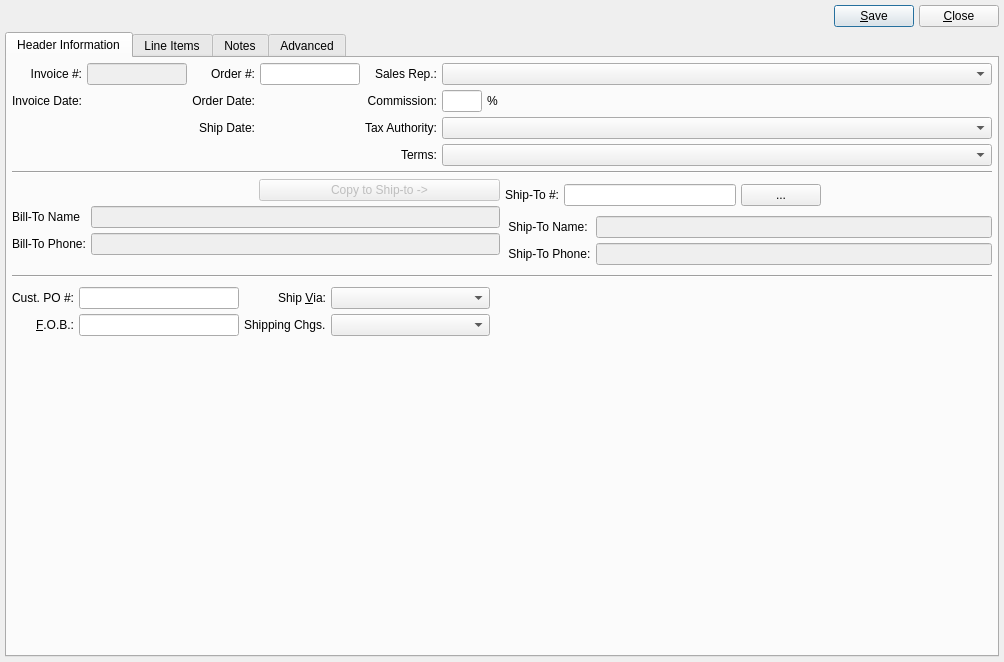
First picture: the form in xtuple/trunk/guiclient/invoice.ui, repository WooodHead/xtuple, before the edit.
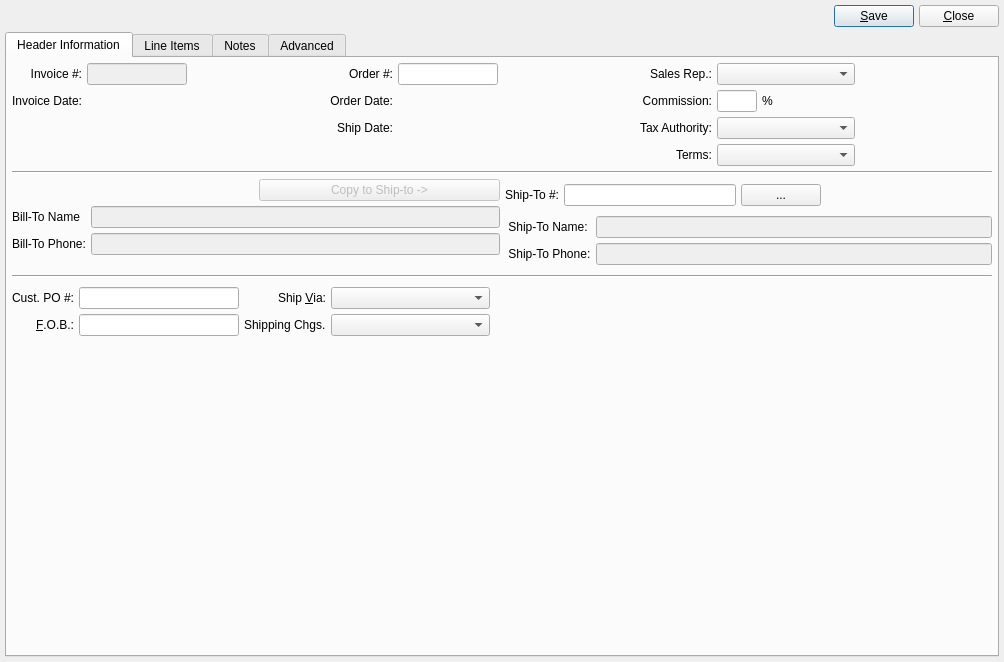
Second picture: the form after the edit. Custom widgets are drawn as their Qt base class.

Commit message: UI spacer tweaks so Mac look pretty one day.

```diff
--- a/xtuple/trunk/guiclient/invoice.ui
+++ b/xtuple/trunk/guiclient/invoice.ui
@@ -137,7 +137,7 @@
               <item row="1" column="1" >
                <widget class="DLineEdit" name="_invoiceDate" />
               </item>
-              <item row="0" column="2" >
+              <item row="0" column="3" >
                <widget class="QLabel" name="_orderNumberLit" >
                 <property name="text" >
                  <string>Order #:</string>
@@ -150,7 +150,7 @@
                 </property>
                </widget>
               </item>
-              <item row="1" column="2" >
+              <item row="1" column="3" >
                <widget class="QLabel" name="_orderDateLit" >
                 <property name="text" >
                  <string>Order Date:</string>
@@ -163,7 +163,7 @@
                 </property>
                </widget>
               </item>
-              <item row="0" column="3" >
+              <item row="0" column="4" >
                <widget class="XLineEdit" name="_orderNumber" >
                 <property name="sizePolicy" >
                  <sizepolicy vsizetype="Fixed" hsizetype="Preferred" >
@@ -179,10 +179,10 @@
                 </property>
                </widget>
               </item>
-              <item row="1" column="3" >
+              <item row="1" column="4" >
                <widget class="DLineEdit" name="_orderDate" />
               </item>
-              <item row="2" column="2" >
+              <item row="2" column="3" >
                <widget class="QLabel" name="_shipDateLit" >
                 <property name="text" >
                  <string>Ship Date:</string>
@@ -195,7 +195,7 @@
                 </property>
                </widget>
               </item>
-              <item row="2" column="3" >
+              <item row="2" column="4" >
                <widget class="DLineEdit" name="_shipDate" >
                 <property name="sizePolicy" >
                  <sizepolicy vsizetype="Fixed" hsizetype="Preferred" >
@@ -205,7 +205,7 @@
                 </property>
                </widget>
               </item>
-              <item row="0" column="4" >
+              <item row="0" column="6" >
                <widget class="QLabel" name="_salesrepLit" >
                 <property name="text" >
                  <string>Sales Rep.:</string>
@@ -218,7 +218,7 @@
                 </property>
                </widget>
               </item>
-              <item row="0" column="5" >
+              <item row="0" column="7" >
                <widget class="XComboBox" name="_salesrep" >
                 <property name="allowNull" >
                  <bool>true</bool>
@@ -228,7 +228,7 @@
                 </property>
                </widget>
               </item>
-              <item row="1" column="4" >
+              <item row="1" column="6" >
                <widget class="QLabel" name="_commissionLit" >
                 <property name="text" >
                  <string>Commission:</string>
@@ -241,7 +241,7 @@
                 </property>
                </widget>
               </item>
-              <item row="1" column="5" >
+              <item row="1" column="7" >
                <layout class="QHBoxLayout" >
                 <item>
                  <widget class="XLineEdit" name="_commission" >
@@ -271,7 +271,7 @@
                 </item>
                </layout>
               </item>
-              <item row="2" column="4" >
+              <item row="2" column="6" >
                <widget class="QLabel" name="_taxauthLit" >
                 <property name="text" >
                  <string>Tax Authority:</string>
@@ -284,7 +284,7 @@
                 </property>
                </widget>
               </item>
-              <item row="2" column="5" >
+              <item row="2" column="7" >
                <widget class="XComboBox" name="_taxauth" >
                 <property name="sizePolicy" >
                  <sizepolicy vsizetype="Fixed" hsizetype="Expanding" >
@@ -303,7 +303,7 @@
                 </property>
                </widget>
               </item>
-              <item row="3" column="4" >
+              <item row="3" column="6" >
                <widget class="QLabel" name="_termsLit" >
                 <property name="text" >
                  <string>Terms:</string>
@@ -316,7 +316,7 @@
                 </property>
                </widget>
               </item>
-              <item row="3" column="5" >
+              <item row="3" column="7" >
                <widget class="XComboBox" name="_terms" >
                 <property name="sizePolicy" >
                  <sizepolicy vsizetype="Fixed" hsizetype="Expanding" >
@@ -332,6 +332,45 @@
                 </property>
                </widget>
               </item>
+              <item row="0" column="2" >
+               <spacer>
+                <property name="orientation" >
+                 <enum>Qt::Horizontal</enum>
+                </property>
+                <property name="sizeHint" >
+                 <size>
+                  <width>40</width>
+                  <height>20</height>
+                 </size>
+                </property>
+               </spacer>
+              </item>
+              <item row="0" column="5" >
+               <spacer>
+                <property name="orientation" >
+                 <enum>Qt::Horizontal</enum>
+                </property>
+                <property name="sizeHint" >
+                 <size>
+                  <width>40</width>
+                  <height>20</height>
+                 </size>
+                </property>
+               </spacer>
+              </item>
+              <item row="0" column="8" >
+               <spacer>
+                <property name="orientation" >
+                 <enum>Qt::Horizontal</enum>
+                </property>
+                <property name="sizeHint" >
+                 <size>
+                  <width>40</width>
+                  <height>20</height>
+                 </size>
+                </property>
+               </spacer>
+              </item>
              </layout>
             </item>
            </layout>
```
The commit also changes 5 other files.
